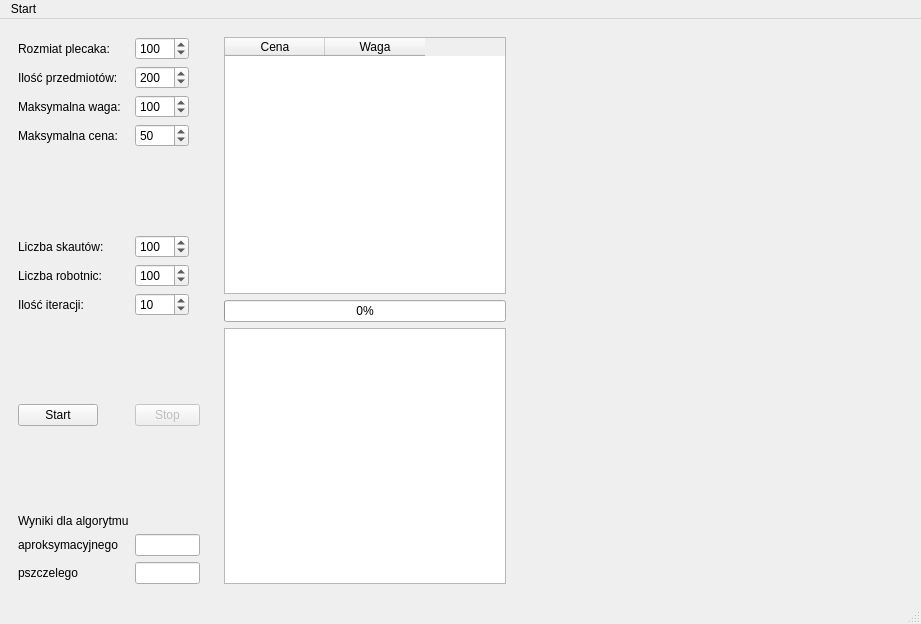
First picture: the form in window.ui, repository swistak/pszczolki, before the edit.
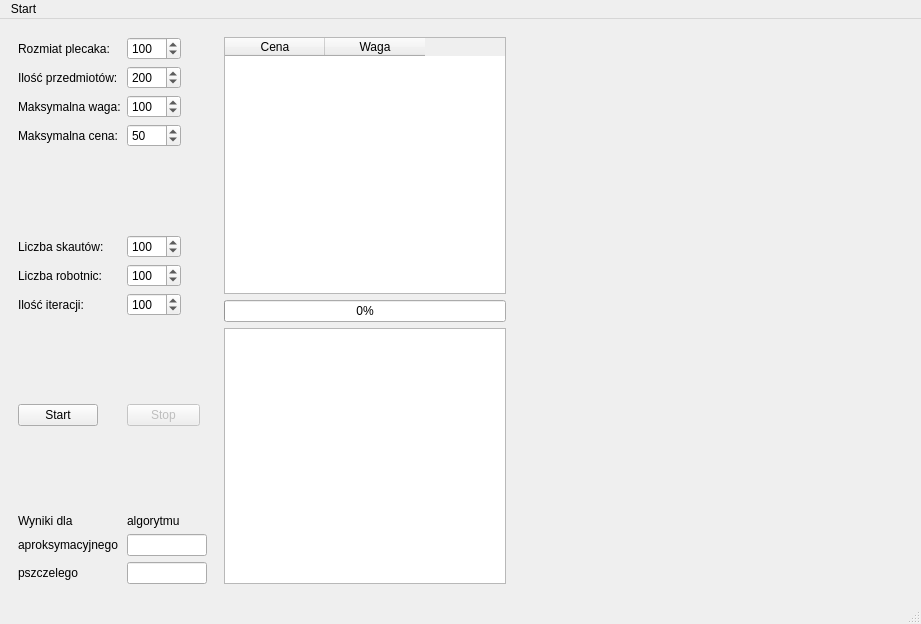
Second picture: the form after the edit. Custom widgets are drawn as their Qt base class.

Diff of the .ui file:
```diff
--- a/window.ui
+++ b/window.ui
@@ -167,7 +167,7 @@
           <number>10</number>
          </property>
          <property name="value">
-          <number>10</number>
+          <number>100</number>
          </property>
         </widget>
        </item>
@@ -223,9 +223,15 @@
        </item>
        <item row="13" column="1">
         <widget class="QLineEdit" name="resultAprox">
+         <property name="minimumSize">
+          <size>
+           <width>80</width>
+           <height>0</height>
+          </size>
+         </property>
          <property name="maximumSize">
           <size>
-           <width>70</width>
+           <width>80</width>
            <height>16777215</height>
           </size>
          </property>
@@ -240,9 +246,15 @@
        </item>
        <item row="14" column="1">
         <widget class="QLineEdit" name="resultBee">
+         <property name="minimumSize">
+          <size>
+           <width>80</width>
+           <height>0</height>
+          </size>
+         </property>
          <property name="maximumSize">
           <size>
-           <width>70</width>
+           <width>80</width>
            <height>16777215</height>
           </size>
          </property>
@@ -251,7 +263,14 @@
        <item row="12" column="0">
         <widget class="QLabel" name="label_10">
          <property name="text">
-          <string>Wyniki dla algorytmu</string>
+          <string>Wyniki dla</string>
+         </property>
+        </widget>
+       </item>
+       <item row="12" column="1">
+        <widget class="QLabel" name="label_11">
+         <property name="text">
+          <string>algorytmu</string>
          </property>
         </widget>
        </item>
```
Left out of the diff: 6 changed lines with no effect on the pictures.
